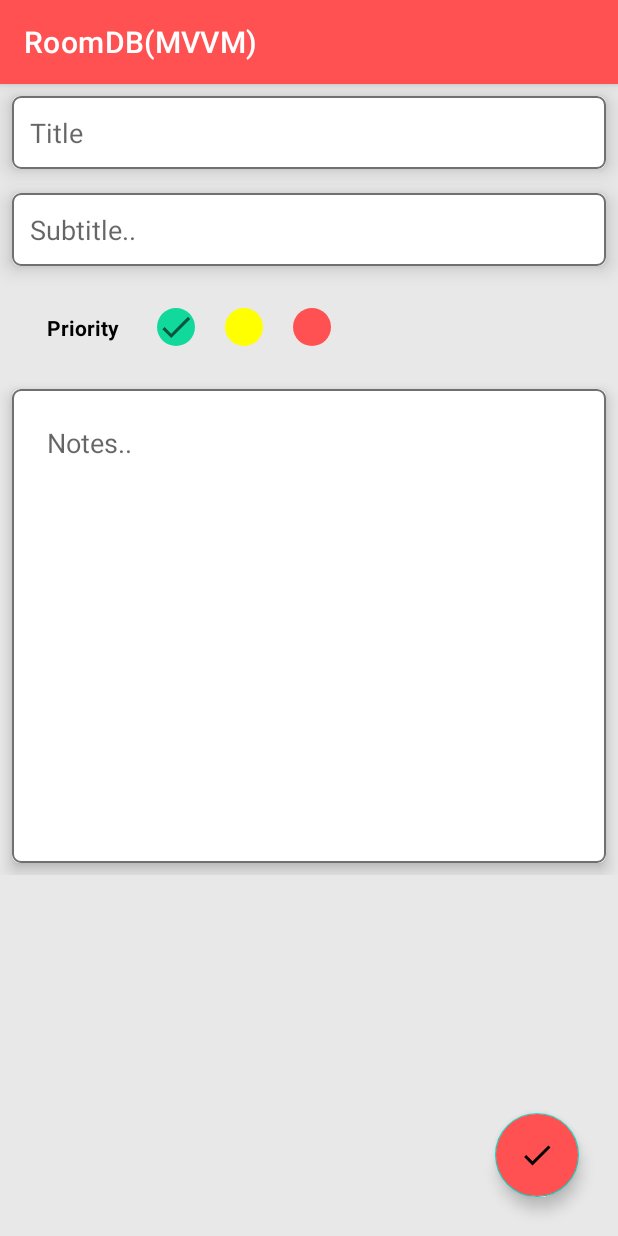
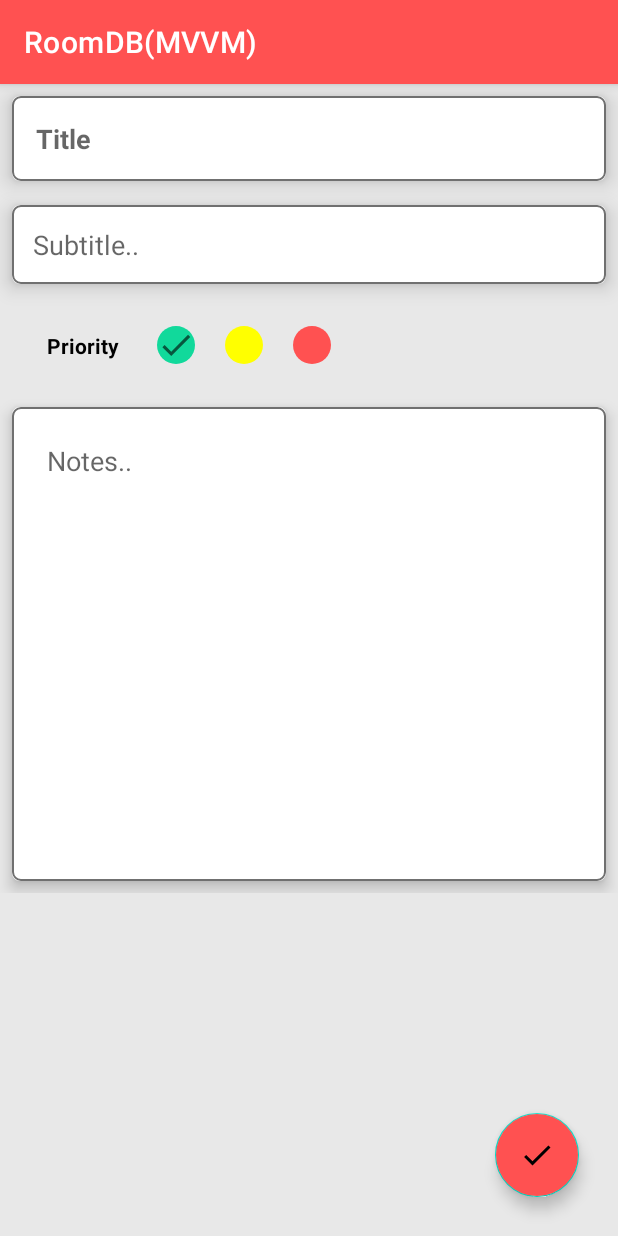
Before and after one commit to Imtiaz16041997/Note-App, an Android app: the InsertNotesActivity screen opened directly, with no data from a screen before it, on a phone screen of 412 x 824 dp. Run offline under Robolectric (Android 15) with nearby library versions, the phone set to English and light mode, and no system bars; our stand-ins replace Room's generated code.

Commit message:
new updated modified

```diff
--- a/app/src/main/res/layout/activity_insert_note.xml
+++ b/app/src/main/res/layout/activity_insert_note.xml
@@ -33,7 +33,7 @@
                     android:background="@drawable/edit_text_background"
                     android:gravity="center"
                     android:orientation="vertical"
-                    android:padding="4dp">
+                    android:padding="6dp">
 
                     <EditText
                         android:id="@+id/textView_noteTitle"
@@ -41,9 +41,10 @@
                         android:layout_height="wrap_content"
                         android:background="@android:color/transparent"
                         android:hint="Title"
-                        android:padding="8dp"
+                        android:padding="10dp"
+                        android:textSize="18sp"
                         android:textColor="@color/black"
-                        android:textStyle="normal" />
+                        android:textStyle="bold" />
                 </LinearLayout>
             </androidx.cardview.widget.CardView>
 
@@ -61,7 +62,7 @@
                     android:background="@drawable/edit_text_background"
                     android:gravity="center"
                     android:orientation="vertical"
-                    android:padding="4dp">
+                    android:padding="6dp">
 
                     <EditText
                         android:id="@+id/textView_noteSubTitle"
--- a/app/src/main/res/layout/item_notes.xml
+++ b/app/src/main/res/layout/item_notes.xml
@@ -35,6 +35,9 @@
                     android:layout_width="match_parent"
                     android:layout_height="wrap_content"
                     android:padding="5dp"
+                    android:textSize="15sp"
+                    android:textStyle="bold"
+                    android:textColor="@color/black"
                     android:text="Title"/>
 
                 <TextView
```
Also changed, not shown: app/src/main/java/com/imtiaz/roomdbmvvm/MainActivity.java (+47 -0 lines).
